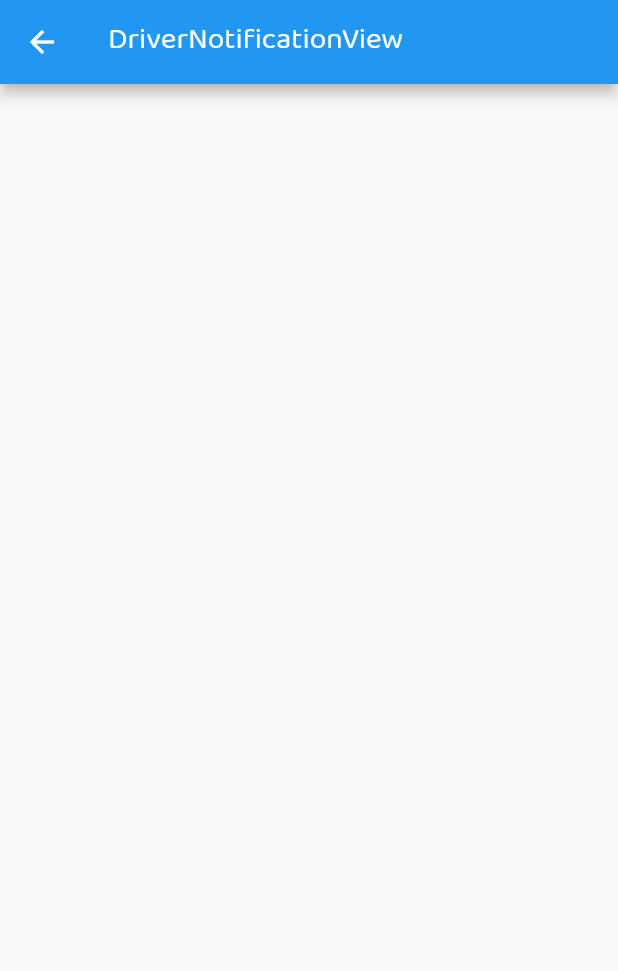
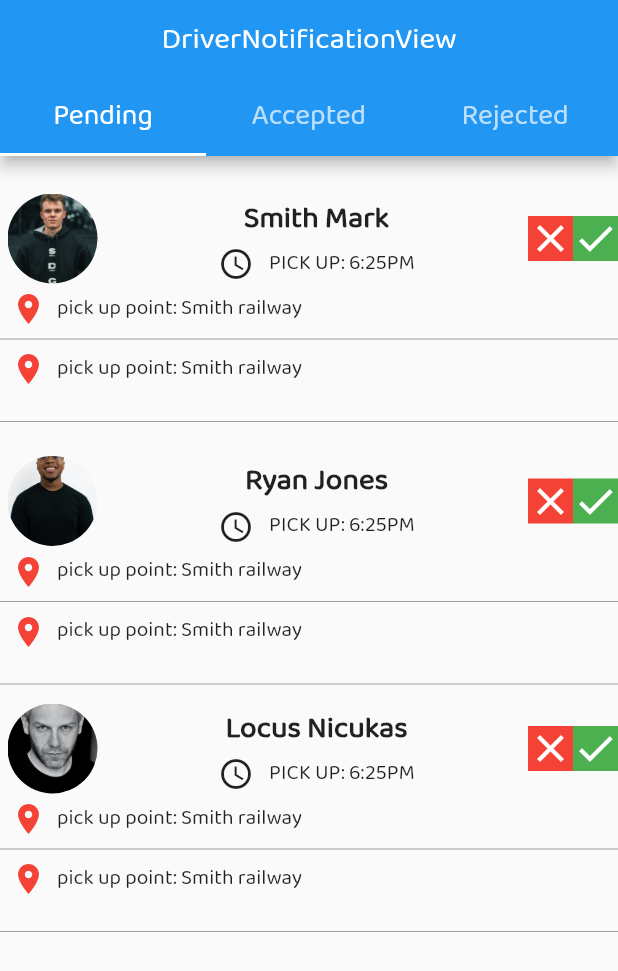
Before and after one commit to mohamedelbalooty/Final-Project, a Flutter app: the DriverNotificationView screen opened by its route, on a phone screen of 412 x 824 dp. Shown: the top 971 px of the screen. Run offline on Flutter 3.47's test engine with Material 2 defaults, Android fonts, the phone set to English and light mode, and no system bars; our stand-ins replace flutter_custom_clippers, toast; missing offline and left inert: custom_bottom_navigation_bar.

Commit message:
finish notifier

```diff
--- a/lib/app_approach/view/driver_view/driver_notification_view.dart
+++ b/lib/app_approach/view/driver_view/driver_notification_view.dart
@@ -4,10 +4,133 @@ class DriverNotificationView extends StatelessWidget {
   static String id = 'DriverNotificationView';
   @override
   Widget build(BuildContext context) {
-    return Scaffold(
-      appBar: AppBar(
-        title: Text('DriverNotificationView'),
+    return DefaultTabController(
+      length: 3,
+      child: Scaffold(
+        appBar: AppBar(
+          automaticallyImplyLeading: false,
+          centerTitle: true,
+          title: Text('DriverNotificationView'),
+          bottom: TabBar(
+            tabs: [
+              Tab(
+                child: Text("Pending", style: TextStyle(fontSize: 19.0)),
+              ),
+              Tab(
+                child: Text("Accepted", style: TextStyle(fontSize: 19.0)),
+              ),
+              Tab(child: Text("Rejected", style: TextStyle(fontSize: 19.0))),
+            ],
+          ),
+        ),
+        body: SingleChildScrollView(
+          child: Column(
+            children: [
+              SizedBox(
+                height: 20,
+              ),
+              Customer(
+                  imageUrl: "assets/images/photos/person.jpg",
+                  name: "Smith Mark"),
+              SizedBox(height: 10.0),
+              Customer(
+                  imageUrl: "assets/images/photos/person1.jpg",
+                  name: "Ryan Jones"),
+              Customer(
+                  imageUrl: "assets/images/photos/person2.jpg",
+                  name: "Locus Nicukas"),
+            ],
+          ),
+        ),
       ),
     );
   }
 }
+
+class Customer extends StatelessWidget {
+  final String imageUrl, name;
+  Customer({this.imageUrl, this.name});
+  @override
+  Widget build(BuildContext context) {
+    return Column(
+      children: [
+        Row(
+          mainAxisAlignment: MainAxisAlignment.spaceBetween,
+          children: [
+            Container(
+              margin: EdgeInsets.all(5),
+              height: 60,
+              width: 60,
+              decoration: BoxDecoration(
+                shape: BoxShape.circle,
+                image: DecorationImage(
+                    image: AssetImage(imageUrl), fit: BoxFit.cover),
+              ),
+            ),
+            Container(
+              margin: EdgeInsets.symmetric(horizontal: 30.0),
+              child: Column(
+                children: [
+                  Text(
+                    name,
+                    style: TextStyle(fontSize: 20, fontWeight: FontWeight.bold),
+                  ),
+                  Row(
+                    children: [
+                      Icon(Icons.access_time_sharp),
+                      SizedBox(width: 10.0),
+                      Text("PICK UP: 6:25PM")
+                    ],
+                  ),
+                ],
+              ),
+            ),
+            Container(
+              child: Row(
+                children: [
+                  Container(
+                    color: Colors.red,
+                    child: Icon(
+                      Icons.close,
+                      color: Colors.white,
+                      size: 30,
+                    ),
+                  ),
+                  Container(
+                    color: Colors.green,
+                    child: Icon(
+                      Icons.check,
+                      color: Colors.white,
+                      size: 30,
+                    ),
+                  ),
+                ],
+              ),
+            ),
+          ],
+        ),
+        Row(children: [
+          SizedBox(width: 7.0),
+          Icon(
+            Icons.location_on,
+            color: Colors.red,
+          ),
+          SizedBox(width: 7.0),
+          Text("pick up point: Smith railway")
+        ]),
+        Divider(color: Colors.grey),
+        Row(children: [
+          SizedBox(width: 7.0),
+          Icon(
+            Icons.location_on,
+            color: Colors.red,
+          ),
+          SizedBox(width: 7.0),
+          Text("pick up point: Smith railway")
+        ]),
+        SizedBox(height: 15.0),
+        Divider(color: Colors.grey),
+      ],
+    );
+  }
+}
```
Also changed, not shown: lib/app_approach/view/driver_view/driver_home_view.dart (+0 -45 lines), lib/app_approach/view/driver_view/driver_profile_view.dart (+5 -19 lines), lib/app_approach/view/driver_view/driver_signIn_view.dart (+1 -6 lines), assets/images/photos/person1.jpg (added), assets/images/photos/person2.jpg (added).
